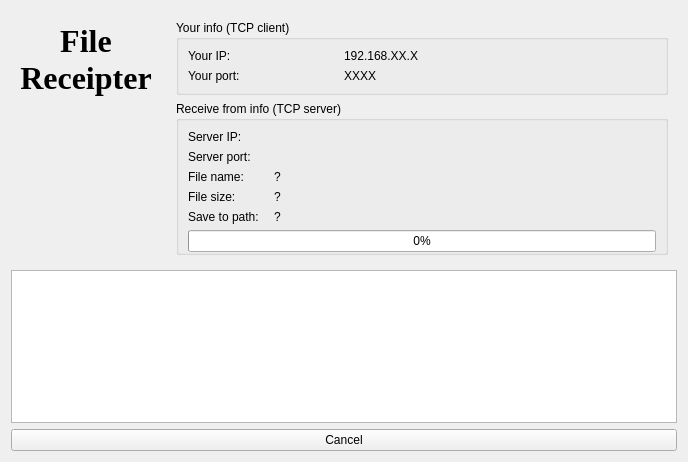
First picture: the form in PolyChatApp/tcpclient.ui, repository NekoSilverFox/PolyChat, before the edit.
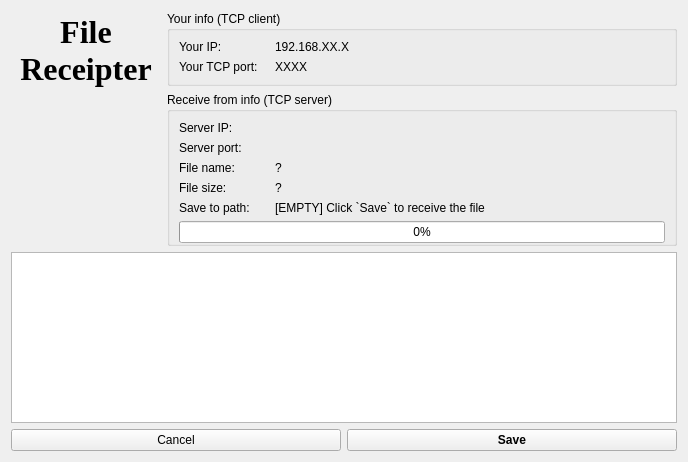
Second picture: the form after the edit. Icons and pictures are not drawn.

The edit to the form file:
```diff
--- a/PolyChatApp/tcpclient.ui
+++ b/PolyChatApp/tcpclient.ui
@@ -100,6 +100,18 @@
       <item>
        <widget class="QWidget" name="widget_2" native="true">
         <layout class="QVBoxLayout" name="verticalLayout">
+         <property name="leftMargin">
+          <number>0</number>
+         </property>
+         <property name="topMargin">
+          <number>0</number>
+         </property>
+         <property name="rightMargin">
+          <number>0</number>
+         </property>
+         <property name="bottomMargin">
+          <number>0</number>
+         </property>
          <item>
           <widget class="QGroupBox" name="groupBox_4">
            <property name="title">
@@ -131,12 +143,12 @@
              <widget class="QLabel" name="label_5">
               <property name="maximumSize">
                <size>
-                <width>150</width>
+                <width>90</width>
                 <height>16777215</height>
                </size>
               </property>
               <property name="text">
-               <string>Your port:</string>
+               <string>Your TCP port:</string>
               </property>
              </widget>
             </item>
@@ -163,7 +175,7 @@
              <widget class="QLabel" name="label_7">
               <property name="maximumSize">
                <size>
-                <width>80</width>
+                <width>90</width>
                 <height>16777215</height>
                </size>
               </property>
@@ -237,7 +249,7 @@
             <item row="4" column="1">
              <widget class="QLabel" name="lbFileSavePath">
               <property name="text">
-               <string>?</string>
+               <string>[EMPTY] Click `Save` to receive the file</string>
               </property>
              </widget>
             </item>
@@ -254,10 +266,40 @@
     <widget class="QTextBrowser" name="textBrowser"/>
    </item>
    <item>
-    <widget class="QPushButton" name="btnCancel">
-     <property name="text">
-      <string>Cancel</string>
-     </property>
+    <widget class="QWidget" name="widget_3" native="true">
+     <layout class="QHBoxLayout" name="horizontalLayout_2">
+      <property name="leftMargin">
+       <number>0</number>
+      </property>
+      <property name="topMargin">
+       <number>0</number>
+      </property>
+      <property name="rightMargin">
+       <number>0</number>
+      </property>
+      <property name="bottomMargin">
+       <number>0</number>
+      </property>
+      <item>
+       <widget class="QPushButton" name="btnCancel">
+        <property name="text">
+         <string>Cancel</string>
+        </property>
+       </widget>
+      </item>
+      <item>
+       <widget class="QPushButton" name="btnSave">
+        <property name="font">
+         <font>
+          <bold>true</bold>
+         </font>
+        </property>
+        <property name="text">
+         <string>Save</string>
+        </property>
+       </widget>
+      </item>
+     </layout>
     </widget>
    </item>
   </layout>
```
